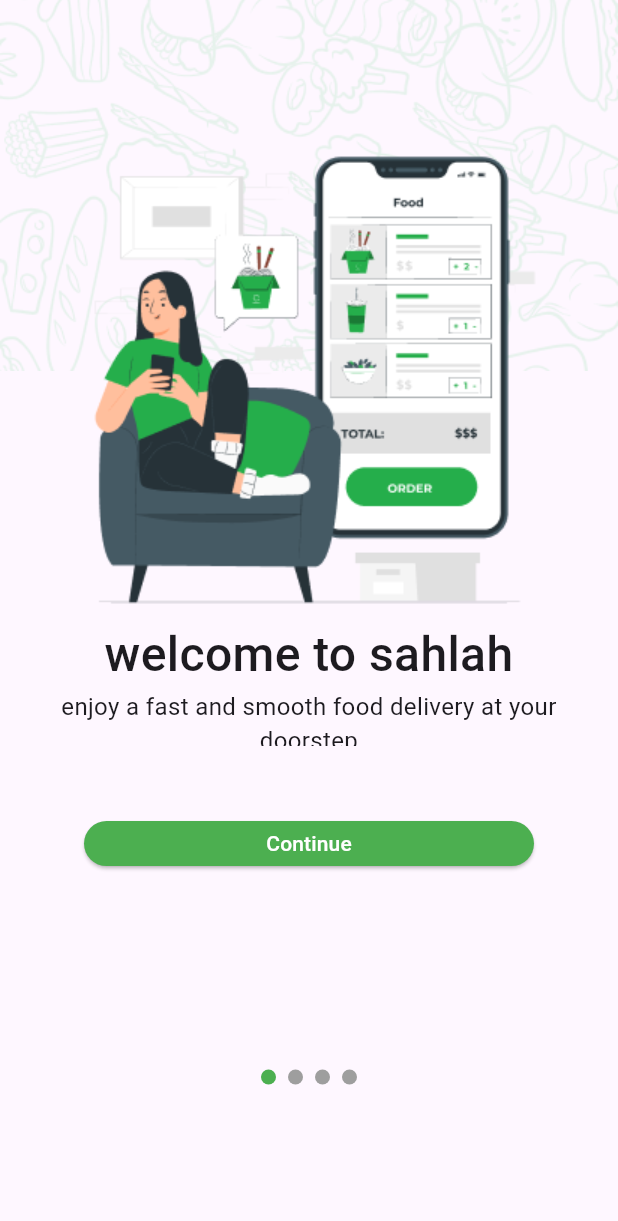
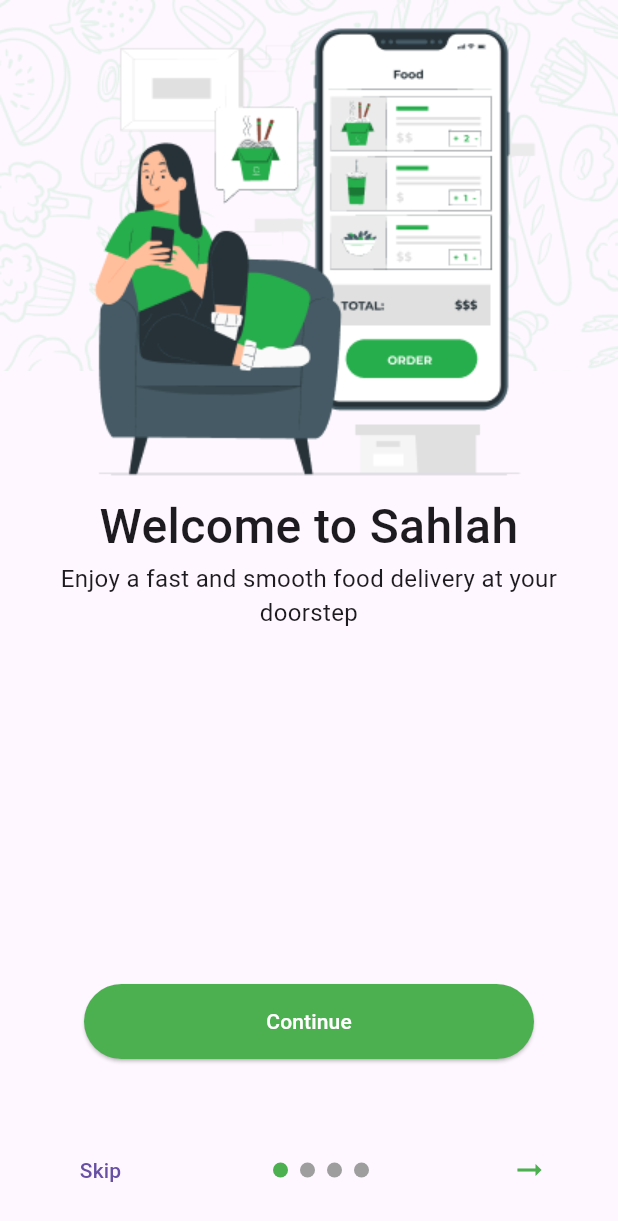
Before and after one commit to saifbataineh/food_tek, a Flutter app: the screen it shows after launch, on a phone screen of 412 x 824 dp. Shown: the top 1221 px of the screen. Run offline on Flutter 3.47's test engine with Material 3 defaults, Android fonts, the phone set to English and light mode, and no system bars; our stand-ins replace flutter_bloc, shared_preferences.

Commit message:
last version

```diff
--- a/lib/features/onboarding/onboarding_screen.dart
+++ b/lib/features/onboarding/onboarding_screen.dart
@@ -15,25 +15,31 @@
   Widget build(BuildContext context) {
     final width = MediaQuery.sizeOf(context).width;
     final height = MediaQuery.sizeOf(context).height;
+
     return Scaffold(
       body: Stack(
         children: [
-          // خلفية الشاشة العلوية
+
           Container(
             height: 0.3 * height,
             width: width,
-            child: Image.asset(
-              fit: BoxFit.cover,
-              AppImageStrings.splashBackground,
+            decoration: BoxDecoration(
+              image: DecorationImage(
+                image: AssetImage(AppImageStrings.splashBackground),
+                fit: BoxFit.cover,
+                alignment: Alignment.topCenter,
+              ),
             ),
           ),
+
+
           Padding(
             padding: const EdgeInsets.symmetric(horizontal: 35),
             child: Column(
               mainAxisAlignment: MainAxisAlignment.center,
               children: [
-                SizedBox(
-                  height: height * 0.5,
+
+                Expanded(
                   child: PageView(
                     onPageChanged: (value) {
                       setState(() {
@@ -43,19 +49,19 @@
                     controller: pageController,
                     children: [
                       OnboardingWidget(
-                          title: "welcome to sahlah",
+                          title: "Welcome to Sahlah",
                           subTitle:
-                              "enjoy a fast and smooth food delivery at your doorstep",
+                              "Enjoy a fast and smooth food delivery at your doorstep",
                           image: AppImageStrings.onBoadring1),
                       OnboardingWidget(
-                          title: "get delivery on time",
+                          title: "Get delivery on time",
                           subTitle:
-                              "order your favorite food within the palm of your hand and the zone of your comfort",
+                              "Order your favorite food within the palm of your hand and the zone of your comfort",
                           image: AppImageStrings.onBoarding2),
                       OnboardingWidget(
-                          title: "choose your food",
+                          title: "Choose your food",
                           subTitle:
-                              "order your favorite food within the palm of your hand and the zone of your comfort",
+                              "Order your favorite food within the palm of your hand and the zone of your comfort",
                           image: AppImageStrings.onBoarding3),
                       OnboardingWidget(
                         title: "Turn On Your Location",
@@ -66,16 +72,17 @@
                     ],
                   ),
                 ),
-                SizedBox(height: 50,),
+
+                const SizedBox(height: 20),
+
+
                 if (currentIndex == 3)
                   Column(
                     children: [
                       SizedBox(
                         width: 300,
                         child: ElevatedButton(
-                          onPressed: () {
-
-                          },
+                          onPressed: () {},
                           style: ElevatedButton.styleFrom(
                             backgroundColor: Colors.green,
                             padding: EdgeInsets.symmetric(vertical: 15),
@@ -90,9 +97,7 @@
                       SizedBox(
                         width: 300,
                         child: OutlinedButton(
-                          onPressed: () {
-
-                          },
+                          onPressed: () {},
                           style: OutlinedButton.styleFrom(
                             padding: EdgeInsets.symmetric(vertical: 15),
                             side: BorderSide(color: Colors.grey),
@@ -107,9 +112,8 @@
                   )
                 else
                   SizedBox(
-                    height: 30,
+                    height: 50,
                     width: 300,
-
                     child: ElevatedButton(
                       onPressed: () {
                         pageController.nextPage(
@@ -126,12 +130,24 @@
                       ),
                     ),
                   ),
-                  SizedBox(height: 120,),
-                  SizedBox(
-                  height: height * 0.05,
-                  width: double.infinity,
-                  child: Center(
-                    child: Row(
+
+                const SizedBox(height: 50),
+
+
+                Row(
+                  children: [
+                    /// زر "Skip"
+                    TextButton(
+                      onPressed: () {
+                        pageController.jumpToPage(3);
+                      },
+                      child: Text("Skip"),
+                    ),
+
+                    Spacer(),
+
+
+                    Row(
                       mainAxisAlignment: MainAxisAlignment.center,
                       children: List.generate(
                         4,
@@ -148,8 +164,26 @@
                         ),
                       ),
                     ),
-                  ),
+
+                    Spacer(),
+
+
+                    IconButton(
+                      onPressed: () {
+                        if (currentIndex < 3) {
+                          pageController.nextPage(
+                            duration: Duration(milliseconds: 500),
+                            curve: Curves.easeInOut,
+                          );
+                        }
+                      },
+                      icon: Icon(Icons.arrow_right_alt_outlined),
+                      color: Colors.green,
+                    ),
+                  ],
                 ),
+
+                const SizedBox(height: 20),
               ],
             ),
           ),
```
